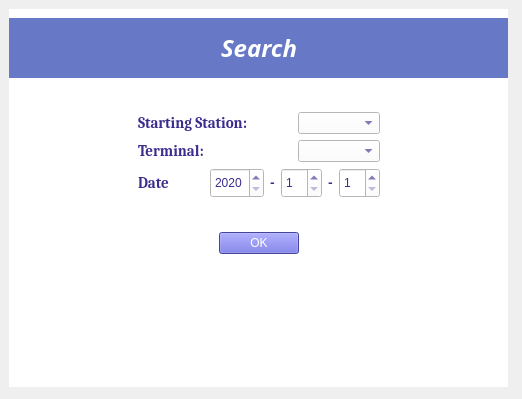
Old version of the form bookingSystem/flightinfodialog.ui in the repository OurBigHomework/OurHomework.
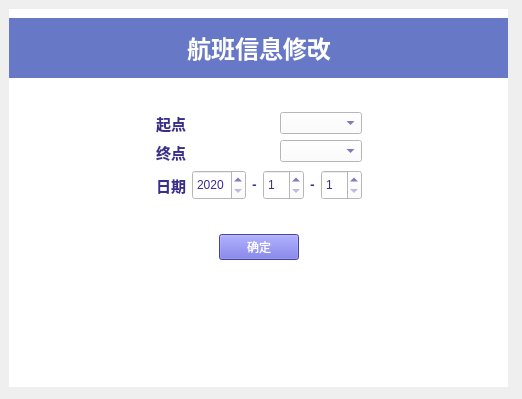
New version of the form. Icons and pictures are not drawn.

```diff
--- a/bookingSystem/flightinfodialog.ui
+++ b/bookingSystem/flightinfodialog.ui
@@ -416,7 +416,7 @@
                <family>Candara</family>
                <pointsize>18</pointsize>
                <weight>75</weight>
-               <italic>true</italic>
+               <italic>false</italic>
                <bold>true</bold>
               </font>
              </property>
@@ -425,7 +425,7 @@
 color: rgb(255, 255, 255);</string>
              </property>
              <property name="text">
-              <string>Search</string>
+              <string>航班信息修改</string>
              </property>
              <property name="alignment">
               <set>Qt::AlignCenter</set>
@@ -614,7 +614,7 @@
                 </font>
                </property>
                <property name="text">
-                <string>Starting Station:</string>
+                <string>起点</string>
                </property>
               </widget>
              </item>
@@ -632,7 +632,7 @@
                 <string notr="true"/>
                </property>
                <property name="text">
-                <string>Terminal:</string>
+                <string>终点</string>
                </property>
               </widget>
              </item>
@@ -647,7 +647,7 @@
                 </font>
                </property>
                <property name="text">
-                <string>Date</string>
+                <string>日期</string>
                </property>
               </widget>
              </item>
@@ -691,7 +691,7 @@
 color:white;</string>
             </property>
             <property name="text">
-             <string>OK</string>
+             <string>确定</string>
             </property>
            </widget>
           </item>
```
